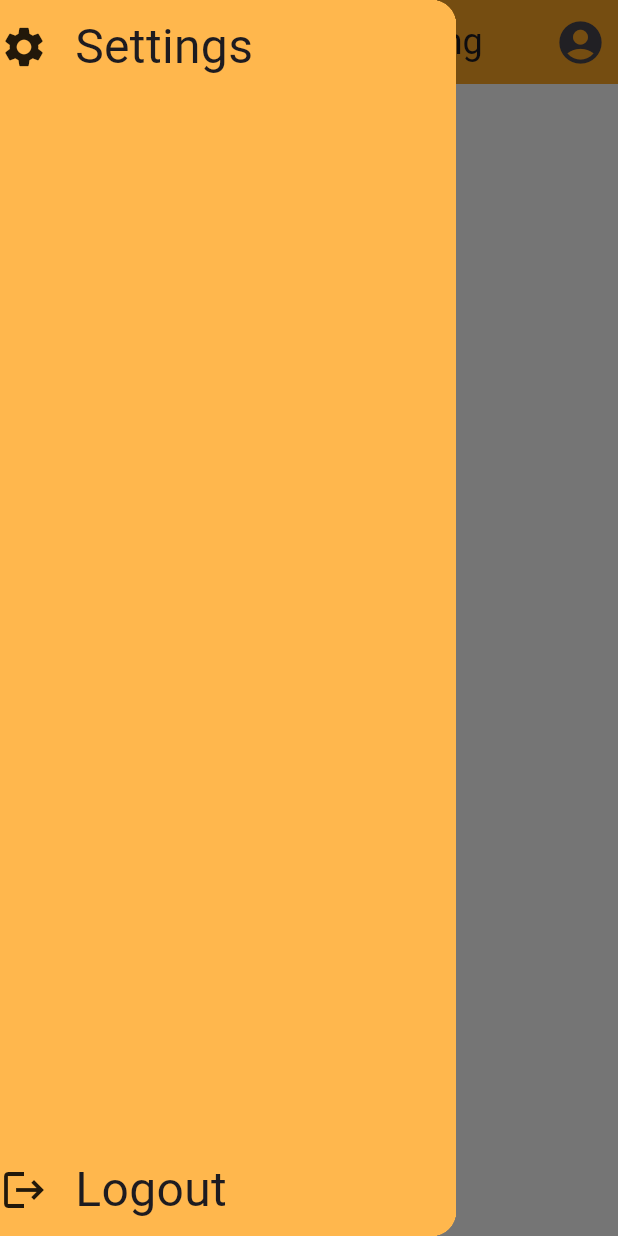
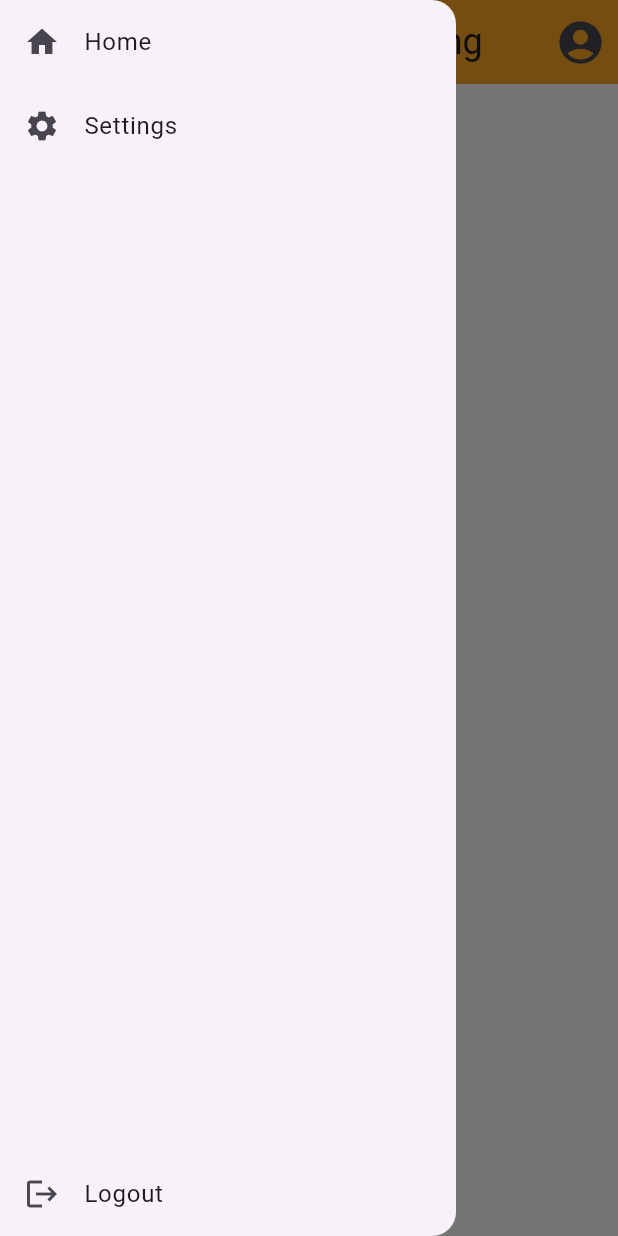
Before and after one commit to Samarth-Ad/energy-monitoring-app, a Flutter app: the HomePage screen opened directly, with the side drawer open, on a phone screen of 412 x 824 dp. Run offline on Flutter 3.47's test engine with Material 3 defaults, Android fonts, the phone set to English and light mode, and no system bars; our stand-ins replace cloud_firestore, firebase_auth, firebase_core; accounts and stored records are empty.

Commit message:
Implemnetation of logut feature

```diff
--- a/lib/main.dart
+++ b/lib/main.dart
@@ -1,4 +1,5 @@
 import 'package:energy_app/features/Auth/Screens/sign_up.dart';
+import 'package:energy_app/features/AuthPage.dart';
 import 'package:energy_app/firebase_options.dart';
 import 'package:energy_app/pages/main_page.dart';
 import 'package:firebase_core/firebase_core.dart';
@@ -28,7 +29,8 @@ class MyApp extends StatelessWidget {
         // '/home': (context) => const HomePage(), // Added route for HomePage
         // '/calculations': (context) => const calculationPage(), // Added route for CalculationsPage
       },
-      home: MainPage(), // Or set your desired initial screen here
+      // home: AuthPage(), // Or set your desired initial screen here
+      home: SignUpPage(), // Or set your desired initial screen here
     );
   }
 }
--- a/lib/pages/Home_Page.dart
+++ b/lib/pages/Home_Page.dart
@@ -50,55 +50,48 @@ class _HomePageState extends State<HomePage> {
       ),
       floatingActionButtonLocation: FloatingActionButtonLocation.centerDocked,
       drawer: Drawer(
-        backgroundColor: Colors.orange[300],
         child: Column(
-          mainAxisAlignment: MainAxisAlignment.center,
           children: [
-            Container(
-              color: Colors.orange[300],
-              child: Row(children: [
-                Icon(
-                  Icons.settings,
-                  size: 32,
-                ),
-                const SizedBox(
-                  width: 10,
-                ),
-                Padding(
-                  padding: const EdgeInsets.all(8.0),
-                  child: Text(
-                    "Settings",
-                    style: TextStyle(
-                      fontSize: 32,
-                    ),
+            // DrawerHeader(
+            //   decoration: BoxDecoration(
+            //     color: Colors.blue,
+            //   ),
+            //   child: const Text(
+            //     'Drawer Header',
+            //     style: TextStyle(
+            //       color: Colors.white,
+            //       fontSize: 24,
+            //     ),
+            //   ),
+            // ),
+            Expanded(
+              child: ListView(
+                children: [
+                  ListTile(
+                    leading: const Icon(Icons.home),
+                    title: const Text('Home'),
+                    onTap: () {
+                      Navigator.pop(context);
+                    },
                   ),
-                ),
-              ]),
+                  ListTile(
+                    leading: const Icon(Icons.settings),
+                    title: const Text('Settings'),
+                    onTap: () {
+                      Navigator.pop(context);
+                    },
+                  ),
+                ],
+              ),
             ),
-            const SizedBox(
-              height: 700,
+            ListTile(
+              leading: const Icon(Icons.logout),
+              title: const Text('Logout'),
+              onTap: () async {
+                await FirebaseAuth.instance.signOut();
+                Navigator.pushReplacementNamed(context, '/login_with_state');
+              },
             ),
-            Container(
-              color: Colors.orange[300],
-              child: Row(children: [
-                Icon(
-                  Icons.logout,
-                  size: 32,
-                ),
-                const SizedBox(
-                  width: 10,
-                ),
-                Padding(
-                  padding: const EdgeInsets.all(8.0),
-                  child: Text(
-                    "Logout",
-                    style: TextStyle(
-                      fontSize: 32,
-                    ),
-                  ),
-                ),
-              ]),
-            )
           ],
         ),
       ),
```
Also changed, not shown: lib/features/Auth/Screens/LoginAndRegister.dart (added, +31 -0 lines), lib/features/Auth/Screens/loginPage.dart (+58 -9 lines), lib/features/Auth/Screens/sign_up.dart (+4 -3 lines), lib/features/AuthPage.dart (added, +26 -0 lines), lib/features/Auth/Controllers/.dart (deleted).
